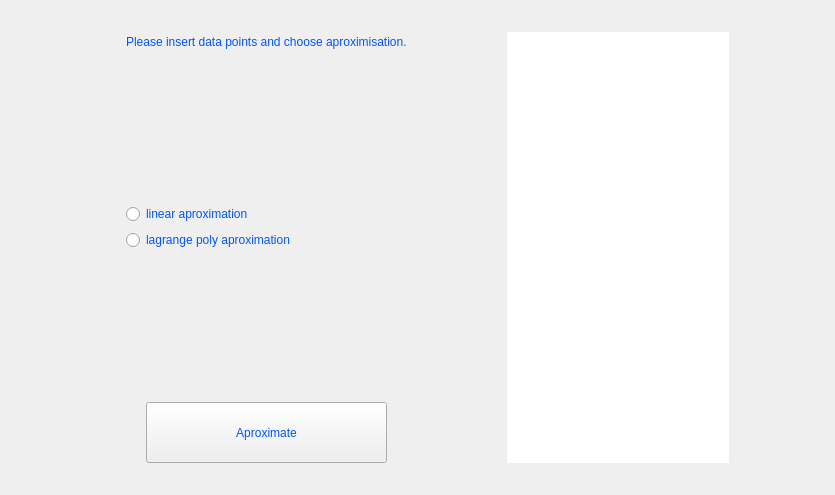
This is Ploteus/create_table.ui in Atsanda/Ploteus as Qt 5 draws it before an edit. The edited form follows.
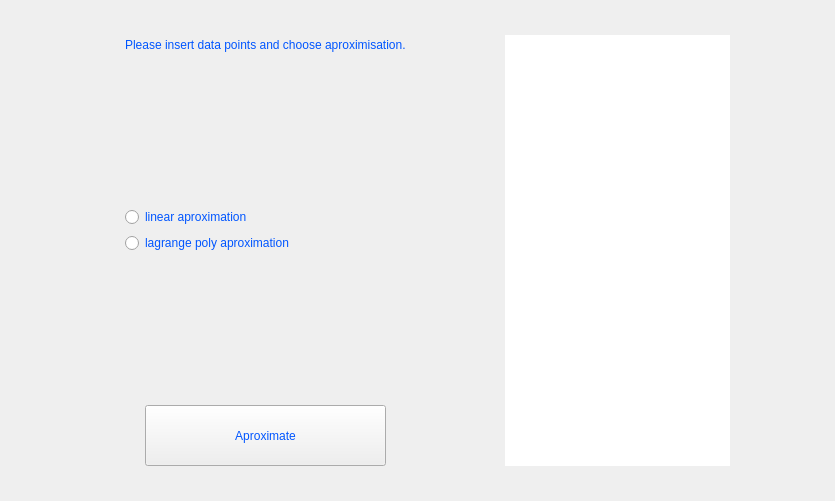
This is the edited form. Icons and pictures are not drawn.

Patch:
```diff
--- a/Ploteus/create_table.ui
+++ b/Ploteus/create_table.ui
@@ -7,7 +7,7 @@
     <x>0</x>
     <y>0</y>
     <width>835</width>
-    <height>495</height>
+    <height>501</height>
    </rect>
   </property>
   <property name="sizePolicy">
@@ -70,13 +70,13 @@
        </property>
        <property name="minimumSize">
         <size>
-         <width>222</width>
+         <width>225</width>
          <height>431</height>
         </size>
        </property>
        <property name="maximumSize">
         <size>
-         <width>222</width>
+         <width>225</width>
          <height>431</height>
         </size>
        </property>
```
